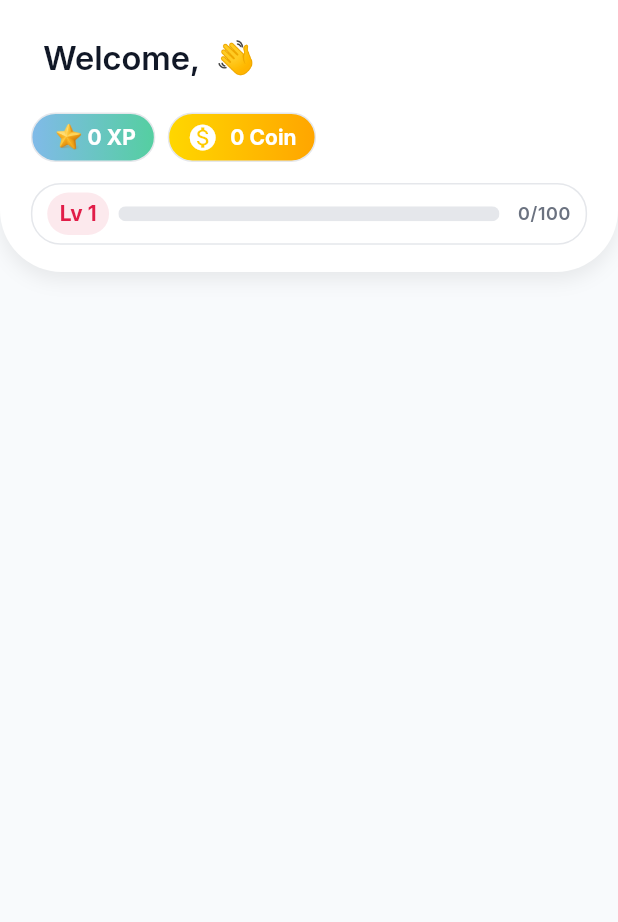
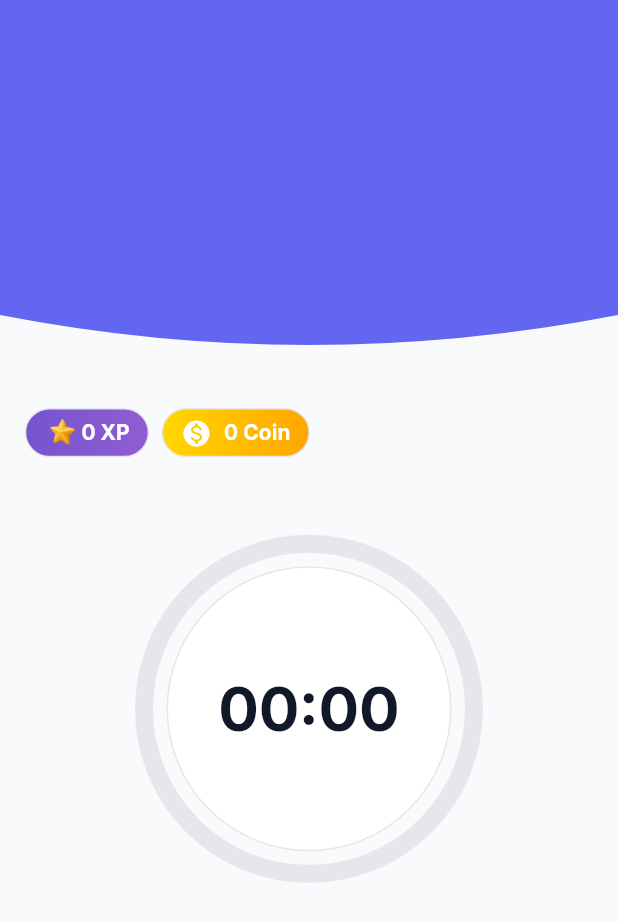
Before and after one commit to bilalcavus/Farmodo, a Flutter app: the HomeHeader widget shown alone on an empty page, opened directly, on a phone screen of 412 x 824 dp. Shown: the top 922 px of the screen. Run offline on Flutter 3.47's test engine with Material 3 defaults, Android fonts, the phone set to English and light mode, and no system bars; our stand-ins replace cloud_firestore, firebase_auth, firebase_core, get, get_it, google_sign_in and 5 more; missing offline and left inert: flame, home_widget; accounts and stored records are empty.

Commit message:
home & task screens redesigned

```diff
--- a/lib/core/di/injection.dart
+++ b/lib/core/di/injection.dart
@@ -6,6 +6,7 @@ import 'package:farmodo/feature/auth/login/viewmodel/login_controller.dart';
 import 'package:farmodo/feature/auth/register/viewmodel/register_controller.dart';
 import 'package:farmodo/feature/farm/viewmodel/farm_controller.dart';
 import 'package:farmodo/feature/gamification/viewmodel/gamification_controller.dart';
+import 'package:farmodo/feature/navigation/navigation_controller.dart';
 import 'package:farmodo/feature/store/viewmodel/reward_controller.dart';
 import 'package:farmodo/feature/tasks/viewmodel/tasks_controller.dart';
 import 'package:farmodo/feature/tasks/viewmodel/timer_controller.dart';
@@ -47,5 +48,6 @@ Future<void> setupDependencies() async {
   getIt.registerLazySingleton(() => RewardController(getIt(), getIt(), getIt()));
   getIt.registerLazySingleton(() => GamificationController());
   getIt.registerLazySingleton(() => FarmController());
+  getIt.registerLazySingleton(() => NavigationController());
 
 }
--- a/lib/core/theme/app_colors.dart
+++ b/lib/core/theme/app_colors.dart
@@ -12,6 +12,7 @@ class AppColors {
   static const Color secondary = Color.fromARGB(255, 233, 197, 21); // Indigo
   static const Color onPrimary = Color(0xFFFFFFFF);
   static const Color danger = Color(0xFFE11D48);
+  static const Color timerProgress = Color.fromARGB(255, 91, 188, 226);
 
   static const Color textPrimary = Color(0xFF111827);
   static const Color textSecondary = Color(0xFF6B7280);
--- a/lib/feature/home/widgets/home_header.dart
+++ b/lib/feature/home/widgets/home_header.dart
@@ -2,7 +2,10 @@
 import 'package:farmodo/core/di/injection.dart';
 import 'package:farmodo/core/theme/app_colors.dart';
 import 'package:farmodo/core/utility/extension/dynamic_size_extension.dart';
+import 'package:farmodo/core/utility/extension/sized_box_extension.dart';
 import 'package:farmodo/data/services/auth_service.dart';
+import 'package:farmodo/feature/home/widgets/pomodoro_timer.dart';
+import 'package:farmodo/feature/tasks/viewmodel/timer_controller.dart';
 import 'package:farmodo/feature/tasks/widget/user_xp.dart';
 import 'package:flutter/material.dart';
 
@@ -14,45 +17,48 @@ class HomeHeader extends StatelessWidget {
   @override
   Widget build(BuildContext context) {
     final authService = getIt<AuthService>();
-    return Container(
-      height: context.dynamicHeight(0.22),
-      padding:EdgeInsets.symmetric(
-        horizontal: context.dynamicWidth(0.05),
-        vertical: context.dynamicHeight(0.02)),
-        decoration: BoxDecoration(
-          color: AppColors.header,
-          borderRadius: BorderRadius.only(
-            bottomLeft: Radius.circular(context.dynamicHeight(0.05)),
-            bottomRight: Radius.circular(context.dynamicHeight(0.05))
-          ),
-          boxShadow: [
-            BoxShadow(
-              color: Colors.black.withOpacity(0.07),
-              blurRadius: 10,
-              offset: const Offset(0, 5),
-            ),
-          ],
+    final timerController = getIt<TimerController>();
+    return Stack(
+      children: [
+        CustomPaint(
+        painter: _HeaderPainter(),
+        child: SizedBox(
+          height: 250,
+          width: double.infinity,
         ),
-      child: Column(
-        crossAxisAlignment: CrossAxisAlignment.start,
+      ),
+      Column(
+        crossAxisAlignment: CrossAxisAlignment.center,
+        mainAxisAlignment: MainAxisAlignment.center,
         children: [
-          Padding(
-            padding: EdgeInsets.all(context.dynamicHeight(0.01)),
-            child: Text(
-              'Welcome, ${authService.currentUser?.displayName ?? ''} 👋',
-              style: Theme.of(context).textTheme.titleLarge?.copyWith(
-                fontWeight: FontWeight.w600,
-              ),
-            ),
-          ),
-          SizedBox(height: context.dynamicHeight(0.017)),
+          context.dynamicHeight(0.017).height,
           UserXp(authService: authService),
-          SizedBox(height: context.dynamicHeight(0.017)),
-          LevelBar(authService: authService),
+          // context.dynamicHeight(0.017).height,
+          // LevelBar(authService: authService),
+          context.dynamicHeight(0.05).height,
+          PomodoroTimer(timerController: timerController),
+      ],
+      )
+      ]
+    );
+  }
+}
 
-        ],
-      ),
-    );
+class _HeaderPainter extends CustomPainter {
+  @override
+  void paint(Canvas canvas, Size size) {
+    final paint = Paint()..color = AppColors.primary;
+    final path = Path()
+      ..lineTo(0, size.height - 40)
+      ..quadraticBezierTo(size.width / 2 , size.height, size.width, size.height - 40)
+      ..lineTo(size.width, 0)
+      ..close();
+    canvas.drawPath(path, paint);
+  }
+
+  @override
+  bool shouldRepaint(covariant CustomPainter oldDelegate) {
+    return false;
   }
 }
 
@@ -74,6 +80,7 @@ class LevelBar extends StatelessWidget {
 
     return Container(
       height: context.dynamicHeight(0.05),
+      width: context.dynamicWidth(0.85),
       padding: EdgeInsets.symmetric(horizontal: context.dynamicHeight(0.012)),
       decoration: BoxDecoration(
         color: AppColors.surface,
@@ -97,7 +104,8 @@ class LevelBar extends StatelessWidget {
             ),
           ),
           SizedBox(width: context.dynamicWidth(0.015)),
-          Expanded(
+          SizedBox(
+            width: context.dynamicWidth(0.45),
             child: ClipRRect(
               borderRadius: BorderRadius.circular(12),
               child: Stack(
--- a/lib/feature/home/widgets/pomodoro_timer.dart
+++ b/lib/feature/home/widgets/pomodoro_timer.dart
@@ -27,7 +27,7 @@ class PomodoroTimer extends StatelessWidget {
                 strokeWidth: 12,
                 backgroundColor: AppColors.border,
                 valueColor: AlwaysStoppedAnimation(
-                  timerController.isOnBreak.value ? AppColors.secondary : AppColors.primary
+                  timerController.isOnBreak.value ? AppColors.secondary : AppColors.timerProgress
                 ),
               ),
             ),
--- a/lib/feature/home/widgets/time_start_button.dart
+++ b/lib/feature/home/widgets/time_start_button.dart
@@ -67,7 +67,7 @@ class TimeStartButton extends StatelessWidget {
               timerController.isRunning.value
                   ? 'Pause'
                   : tasksController.selctedTaskIndex.value == -1
-                    ? 'Select a Task'
+                    ? 'Start to Focus'
                     : (timerController.isOnBreak.value ? 'Continue Break' : timerController.secondsRemaining.value == 0 ? 'Start' : 'Continue'),
               style: Theme.of(context).textTheme.bodyLarge?.copyWith(
                     color: Colors.white,
--- a/lib/feature/navigation/navigation_controller.dart
+++ b/lib/feature/navigation/navigation_controller.dart
@@ -21,7 +21,7 @@ class NavigationController extends GetxController {
   // Bir önceki sayfaya dönmek için
   void goBack() {
     // Eğer lastIndex geçerli bir değerse oraya git
-    if (lastIndex.value >= 0 && lastIndex.value <= 4 && lastIndex.value != currentIndex.value) {
+    if (lastIndex.value >= 0 && lastIndex.value <= 5 && lastIndex.value != currentIndex.value) {
       currentIndex.value = lastIndex.value;
     } else {
       // Değilse ana sayfaya dön (0)
--- a/lib/feature/tasks/widget/user_xp.dart
+++ b/lib/feature/tasks/widget/user_xp.dart
@@ -15,7 +15,10 @@ class UserXp extends StatelessWidget {
 
   @override
   Widget build(BuildContext context) {
-    return Row(
+    return Padding(
+      padding: EdgeInsets.all(context.dynamicHeight(0.02)),
+      child: Row(
+        crossAxisAlignment: CrossAxisAlignment.center,
         children: [
           // XP Container
           Container(
@@ -23,9 +26,8 @@ class UserXp extends StatelessWidget {
             padding: EdgeInsets.symmetric(horizontal: 12),
             decoration: BoxDecoration(
               gradient: LinearGradient(colors: [
-              Color(0xff81BAE9),
-              Color(0xff54CFA0)
-            ]),
+                Color.fromARGB(255, 117, 84, 207),
+                Color.fromARGB(255, 144, 93, 211),]),
               borderRadius: BorderRadius.circular(24),
               border: Border.all(color: AppColors.border),
             ),
@@ -82,6 +84,7 @@ class UserXp extends StatelessWidget {
             ),
           ),
         ],
+      ),
     );
   }
 }
```
Also changed, not shown: lib/core/components/card/show_exit_dialog.dart (added, +25 -0 lines), lib/feature/account/account_view.dart (+14 -1 lines), lib/feature/farm/view/farm_view.dart (+15 -1 lines), lib/feature/home/view/home_view.dart (+17 -6 lines), lib/feature/store/store_view.dart (+14 -1 lines), lib/feature/tasks/view/task_view.dart (+15 -1 lines), lib/feature/tasks/widget/custom_task_list.dart (+56 -46 lines). Lines whose indentation alone changed are shown as unchanged.
